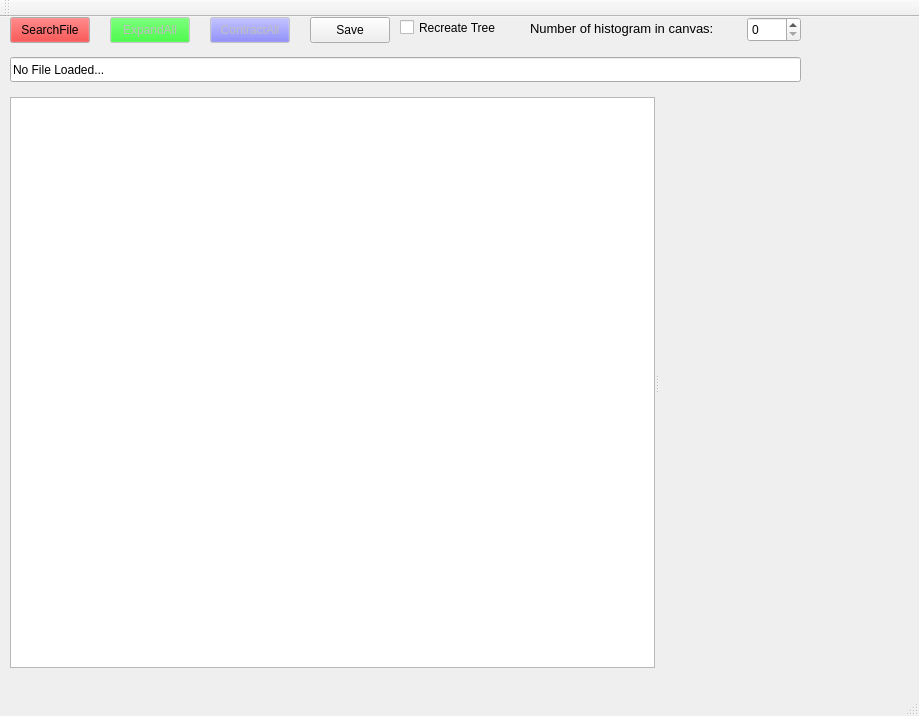
Before: the Qt Designer form walden/uiFiles/mainwindow.ui in afrankenthal/Monicelli, drawn with Qt 5.
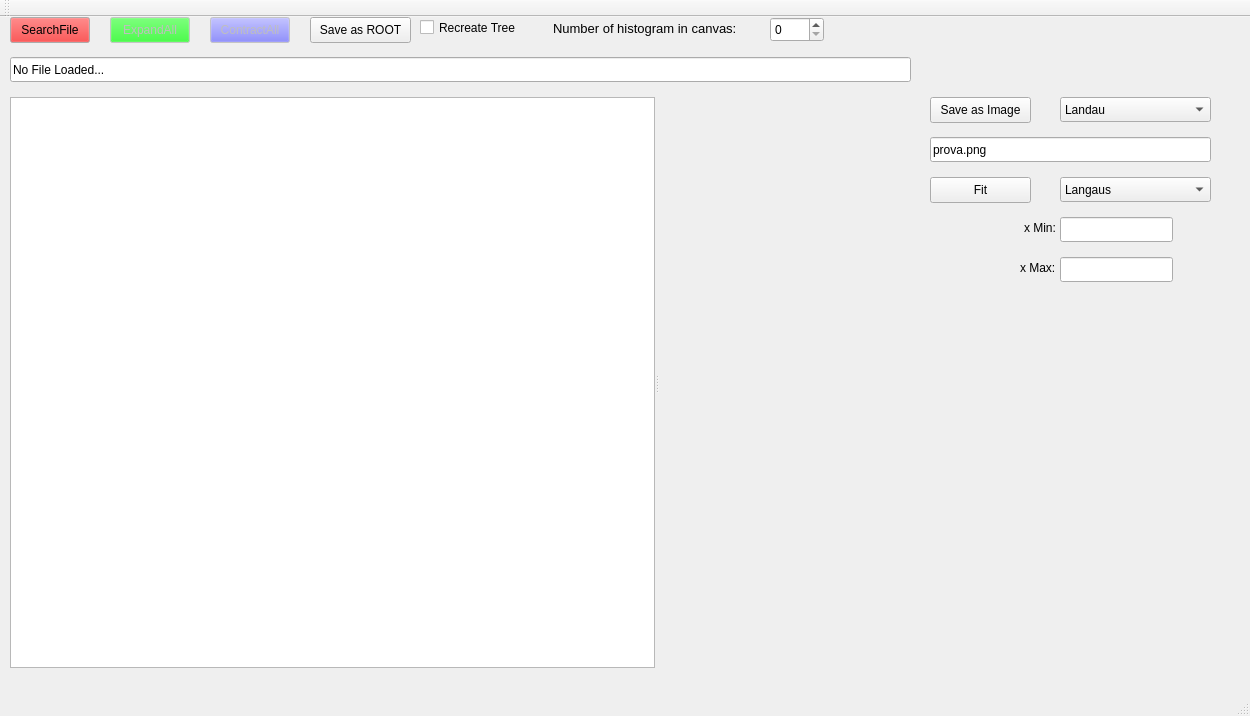
After: the same form once the commit is applied.

Commit message: Improved Fit and Saving of histograms as images

```diff
--- a/walden/uiFiles/mainwindow.ui
+++ b/walden/uiFiles/mainwindow.ui
@@ -6,7 +6,7 @@
    <rect>
     <x>0</x>
     <y>0</y>
-    <width>919</width>
+    <width>1250</width>
     <height>716</height>
    </rect>
   </property>
@@ -173,7 +173,7 @@
    <widget class="QCheckBox" name="recreateTreeCB">
     <property name="geometry">
      <rect>
-      <x>400</x>
+      <x>420</x>
       <y>0</y>
       <width>111</width>
       <height>21</height>
@@ -188,18 +188,18 @@
      <rect>
       <x>310</x>
       <y>0</y>
-      <width>80</width>
+      <width>101</width>
       <height>26</height>
      </rect>
     </property>
     <property name="text">
-     <string>Save</string>
+     <string>Save as ROOT</string>
     </property>
    </widget>
    <widget class="QLabel" name="label">
     <property name="geometry">
      <rect>
-      <x>530</x>
+      <x>553</x>
       <y>-4</y>
       <width>221</width>
       <height>31</height>
@@ -219,7 +219,7 @@
    <widget class="QSpinBox" name="maxNumOfHistSB">
     <property name="geometry">
      <rect>
-      <x>747</x>
+      <x>770</x>
       <y>0</y>
       <width>54</width>
       <height>25</height>
@@ -281,7 +281,7 @@
      <rect>
       <x>10</x>
       <y>40</y>
-      <width>791</width>
+      <width>901</width>
       <height>25</height>
      </rect>
     </property>
@@ -289,6 +289,136 @@
      <string>No File Loaded...</string>
     </property>
    </widget>
+   <widget class="QPushButton" name="saveAsImagePB">
+    <property name="geometry">
+     <rect>
+      <x>930</x>
+      <y>80</y>
+      <width>101</width>
+      <height>26</height>
+     </rect>
+    </property>
+    <property name="text">
+     <string>Save as Image</string>
+    </property>
+   </widget>
+   <widget class="QLineEdit" name="imageNameLE">
+    <property name="geometry">
+     <rect>
+      <x>930</x>
+      <y>120</y>
+      <width>281</width>
+      <height>25</height>
+     </rect>
+    </property>
+    <property name="text">
+     <string>prova.png</string>
+    </property>
+   </widget>
+   <widget class="QPushButton" name="fitPlotPB">
+    <property name="geometry">
+     <rect>
+      <x>930</x>
+      <y>160</y>
+      <width>101</width>
+      <height>26</height>
+     </rect>
+    </property>
+    <property name="text">
+     <string>Fit</string>
+    </property>
+   </widget>
+   <widget class="QComboBox" name="imageCB">
+    <property name="geometry">
+     <rect>
+      <x>1060</x>
+      <y>80</y>
+      <width>151</width>
+      <height>25</height>
+     </rect>
+    </property>
+    <item>
+     <property name="text">
+      <string>Landau</string>
+     </property>
+    </item>
+    <item>
+     <property name="text">
+      <string>cellEfficiency</string>
+     </property>
+    </item>
+    <item>
+     <property name="text">
+      <string>other</string>
+     </property>
+    </item>
+   </widget>
+   <widget class="QComboBox" name="fitFunctionCB">
+    <property name="geometry">
+     <rect>
+      <x>1060</x>
+      <y>160</y>
+      <width>151</width>
+      <height>25</height>
+     </rect>
+    </property>
+    <item>
+     <property name="text">
+      <string>Langaus</string>
+     </property>
+    </item>
+    <item>
+     <property name="text">
+      <string>Gaus</string>
+     </property>
+    </item>
+   </widget>
+   <widget class="QLineEdit" name="xMinLE">
+    <property name="geometry">
+     <rect>
+      <x>1060</x>
+      <y>200</y>
+      <width>113</width>
+      <height>25</height>
+     </rect>
+    </property>
+   </widget>
+   <widget class="QLineEdit" name="xMaxLE">
+    <property name="geometry">
+     <rect>
+      <x>1060</x>
+      <y>240</y>
+      <width>113</width>
+      <height>25</height>
+     </rect>
+    </property>
+   </widget>
+   <widget class="QLabel" name="label_2">
+    <property name="geometry">
+     <rect>
+      <x>1024</x>
+      <y>200</y>
+      <width>41</width>
+      <height>21</height>
+     </rect>
+    </property>
+    <property name="text">
+     <string>x Min:</string>
+    </property>
+   </widget>
+   <widget class="QLabel" name="label_3">
+    <property name="geometry">
+     <rect>
+      <x>1020</x>
+      <y>240</y>
+      <width>41</width>
+      <height>21</height>
+     </rect>
+    </property>
+    <property name="text">
+     <string>x Max:</string>
+    </property>
+   </widget>
   </widget>
   <widget class="QMenuBar" name="menuBar">
    <property name="geometry">
```
Left out of the diff: 2 changed lines with no effect on the pictures. The commit also changes 5 other files.
